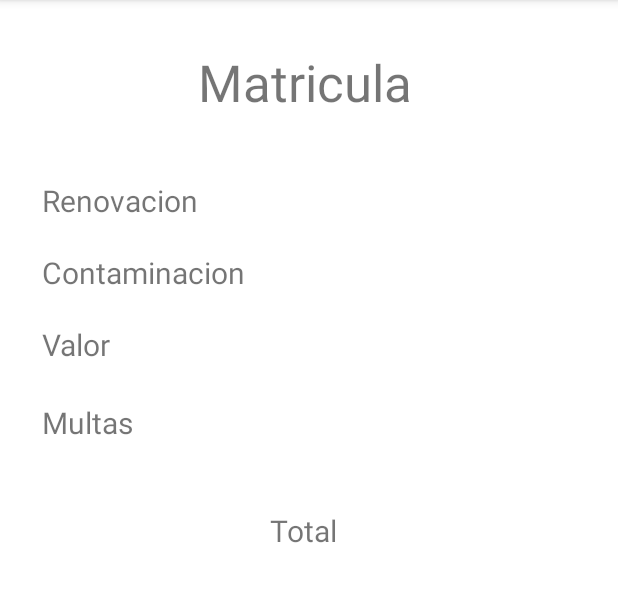
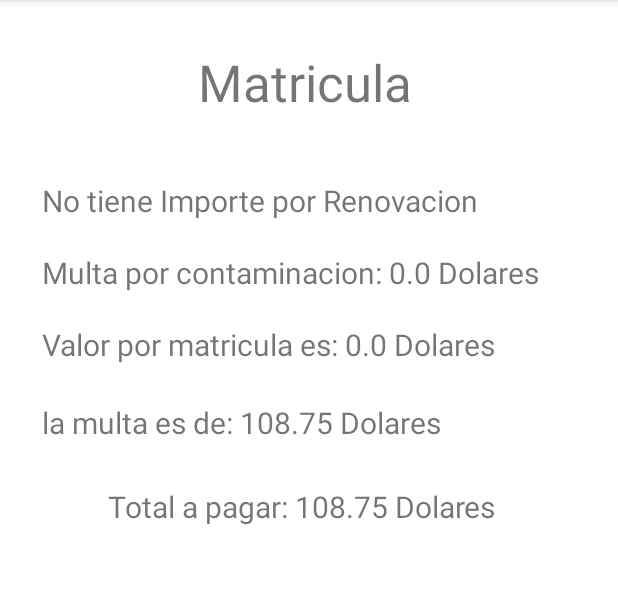
Before and after one commit to GabyValladares/MovilExamenPrimeraParcialIIPA2023, an Android app: the screen it shows after launch (Matricula), after a tap on "ENVIAR", on a phone screen of 412 x 824 dp, the part 84-686 px from its top. Run offline under Robolectric (Android 15) with nearby library versions, the phone set to English and light mode, and no system bars; 3 statements that could not run were skipped.

Commit message:
Validacion de datos y calculos de matricula

```diff
--- a/app/src/main/java/com/ggvc/examenprimeraparcialmovil/Matricula.java
+++ b/app/src/main/java/com/ggvc/examenprimeraparcialmovil/Matricula.java
@@ -4,6 +4,7 @@ import androidx.appcompat.app.AppCompatActivity;
 
 import android.os.Bundle;
 import android.widget.TextView;
+import android.widget.Toast;
 
 public class Matricula extends AppCompatActivity {
 
@@ -19,5 +20,60 @@ public class Matricula extends AppCompatActivity {
         lblTotal = findViewById(R.id.lblTotal);
 
         Bundle datos = getIntent().getExtras();
+
+        String Cedula = datos.getString("cedula");
+        String Nombre = datos.getString("nombre");
+        String Placa = datos.getString("placa");
+        int AnioVehiculo = datos.getInt("aniovehiculo");
+        int Valor = datos.getInt("valor");
+        String Marca = datos.getString("marca");
+        String Tipo = datos.getString("tipo");
+        String Color = datos.getString("color");
+        String Multa = datos.getString("multa");
+
+        int basico = 435;
+        double renovacion = 0;
+        double valorMatricula = 0;
+        double multacontaminacion = 0;
+        double multa = 0;
+        double total = 0;
+
+        if ('1' == Cedula.charAt(0) && 'i'== Placa.charAt(0)){
+            renovacion = 0.05 * basico;
+            lblRenovacion.setText("Importe por renovacion de " + renovacion +  " Dolares");
+        } else {
+            lblRenovacion.setText("No tiene Importe por Renovacion");
+        }
+
+        if (AnioVehiculo < 2010){
+            multacontaminacion = (0.02 * Valor) * (2010 - AnioVehiculo);
+            lblContaminacion.setText("Multa por contaminacion: " + multacontaminacion + " Dolares");
+        } else {
+            lblContaminacion.setText("No tiene multas por contaminacion");
+        }
+
+        if (Marca.equalsIgnoreCase("Toyota") && Tipo.equalsIgnoreCase("Jeep")){
+            valorMatricula = 0.08 * Valor;
+        } else if(Marca.equalsIgnoreCase("Toyota") && Tipo.equalsIgnoreCase("Camioneta")){
+            valorMatricula = 0.12 * Valor;
+        } else if (Marca.equalsIgnoreCase("Suzuki") && Tipo.equalsIgnoreCase("vitara")){
+            valorMatricula = 0.10 * Valor;
+        } else if (Marca.equalsIgnoreCase("Suzuki") && Tipo.equalsIgnoreCase("automovil")){
+            valorMatricula = 0.9 * Valor;
+        }
+        lblValor.setText("Valor por matricula es: " + valorMatricula + " Dolares");
+
+        if (Multa.equalsIgnoreCase("Si")) {
+            multa = 0.25 * basico;
+            lblMulta.setText("la multa es de: " + multa + " Dolares");
+        } else {
+            lblMulta.setText("no tienes Multas");
+        }
+
+        total = renovacion + valorMatricula + multacontaminacion + multa;
+        lblTotal.setText("Total a pagar: " + total + " Dolares");
     }
+
+
+
 }
--- a/app/src/main/java/com/ggvc/examenprimeraparcialmovil/MatriculaMain.java
+++ b/app/src/main/java/com/ggvc/examenprimeraparcialmovil/MatriculaMain.java
@@ -57,8 +57,8 @@ public class MatriculaMain extends AppCompatActivity {
         Matricula.putString("cedula", edCedula.getText().toString());
         Matricula.putString("nombre", edNombre.getText().toString());
         Matricula.putString("placa", edPlaca.getText().toString());
-        Matricula.putString("aniovehiculo", edAnioVehiculo.getText().toString());
-        Matricula.putString("valor", edValor.getText().toString());
+        Matricula.putInt("aniovehiculo", Integer.parseInt(edAnioVehiculo.getText().toString()));
+        Matricula.putInt("valor", Integer.parseInt(edValor.getText().toString()));
         Matricula.putString("marca", sprMarca.getSelectedItem().toString());
         Matricula.putString("tipo", sprTipo.getSelectedItem().toString());
         Matricula.putString("color", sprColor.getSelectedItem().toString());
--- a/app/src/main/res/layout/activity_matricula.xml
+++ b/app/src/main/res/layout/activity_matricula.xml
@@ -19,8 +19,8 @@
 
     <TextView
         android:id="@+id/lblRenovacion"
-        android:layout_width="113dp"
-        android:layout_height="34dp"
+        android:layout_width="359dp"
+        android:layout_height="32dp"
         android:layout_marginStart="28dp"
         android:layout_marginTop="120dp"
         android:text="Renovacion"
@@ -30,8 +30,8 @@
 
     <TextView
         android:id="@+id/lblContaminacion"
-        android:layout_width="wrap_content"
-        android:layout_height="wrap_content"
+        android:layout_width="359dp"
+        android:layout_height="30dp"
         android:layout_marginStart="28dp"
         android:layout_marginTop="168dp"
         android:text="Contaminacion"
@@ -41,8 +41,8 @@
 
     <TextView
         android:id="@+id/lblValorRe"
-        android:layout_width="wrap_content"
-        android:layout_height="wrap_content"
+        android:layout_width="353dp"
+        android:layout_height="30dp"
         android:layout_marginStart="28dp"
         android:layout_marginTop="216dp"
         android:text="Valor"
@@ -52,8 +52,8 @@
 
     <TextView
         android:id="@+id/lblMultasRe"
-        android:layout_width="wrap_content"
-        android:layout_height="wrap_content"
+        android:layout_width="355dp"
+        android:layout_height="29dp"
         android:layout_marginStart="28dp"
         android:layout_marginTop="268dp"
         android:text="Multas"
@@ -63,10 +63,10 @@
 
     <TextView
         android:id="@+id/lblTotal"
-        android:layout_width="wrap_content"
-        android:layout_height="wrap_content"
-        android:layout_marginStart="180dp"
-        android:layout_marginTop="340dp"
+        android:layout_width="263dp"
+        android:layout_height="33dp"
+        android:layout_marginStart="72dp"
+        android:layout_marginTop="324dp"
         android:text="Total"
         android:textSize="20sp"
         app:layout_constraintStart_toStartOf="parent"
```
Also changed, not shown: app/src/main/res/layout/activity_matricula_main.xml (+44 -42 lines), app/src/main/res/mockups/Mockups 1.png (added), app/src/main/res/mockups/Mockups 2.png (added).
